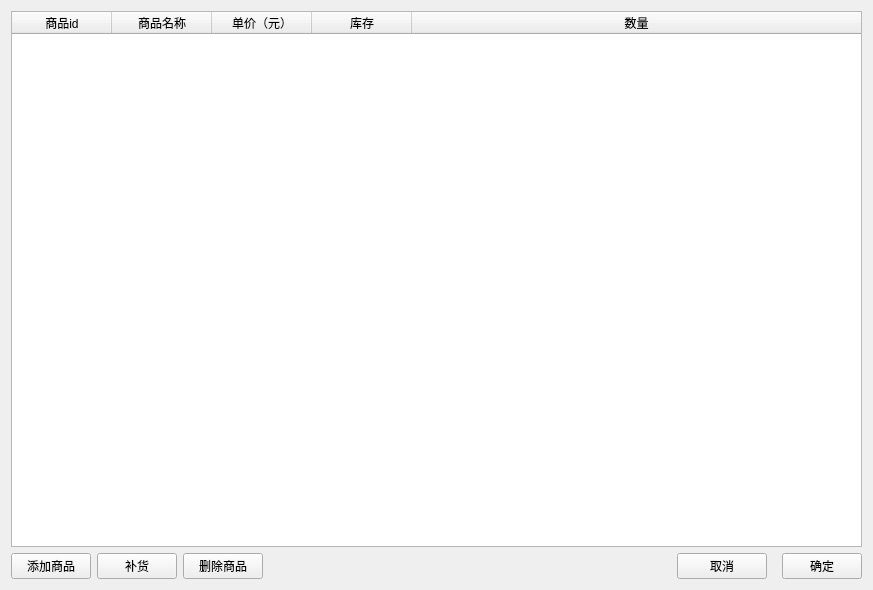
The window that qt/simulate.ui (CryingObsidian-CO/SalesSystem) describes before a commit, drawn with Qt 5.
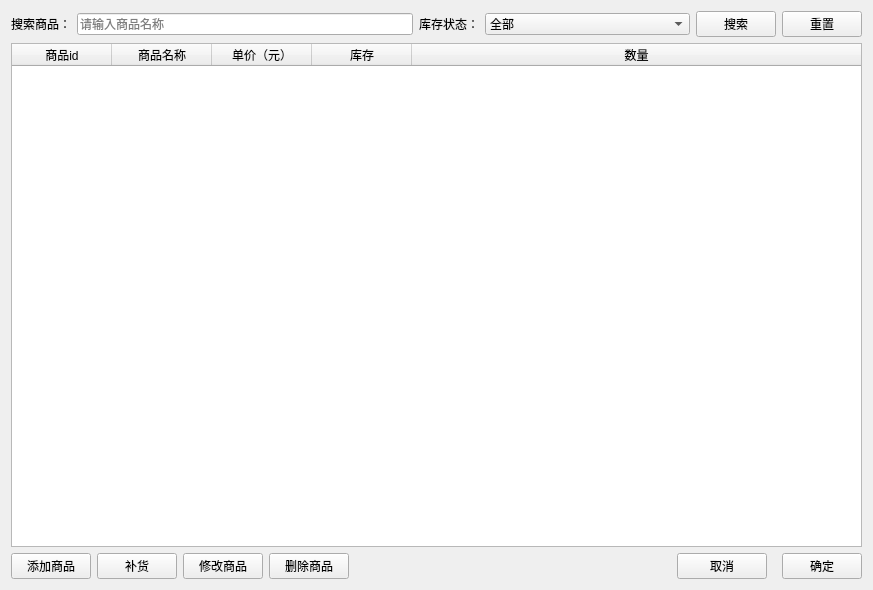
The same window after the commit.

Commit message: add edit product dialog

Diff of the .ui file:
```diff
--- a/qt/simulate.ui
+++ b/qt/simulate.ui
@@ -14,6 +14,69 @@
    <string>simulate</string>
   </property>
   <layout class="QVBoxLayout" name="verticalLayout">
+   <item>
+    <layout class="QHBoxLayout" name="searchFilterLayout">
+     <item>
+      <widget class="QLabel" name="searchLabel">
+       <property name="text">
+        <string>搜索商品：</string>
+       </property>
+      </widget>
+     </item>
+     <item>
+      <widget class="QLineEdit" name="searchEdit">
+       <property name="placeholderText">
+        <string>请输入商品名称</string>
+       </property>
+      </widget>
+     </item>
+     <item>
+      <widget class="QLabel" name="filterLabel">
+       <property name="text">
+        <string>库存状态：</string>
+       </property>
+      </widget>
+     </item>
+     <item>
+      <widget class="QComboBox" name="stockFilterComboBox">
+       <item>
+        <property name="text">
+         <string>全部</string>
+        </property>
+       </item>
+       <item>
+        <property name="text">
+         <string>低库存（≤预警阈值）</string>
+        </property>
+       </item>
+       <item>
+        <property name="text">
+         <string>正常（预警阈值+1 ~ 预警阈值*2）</string>
+        </property>
+       </item>
+       <item>
+        <property name="text">
+         <string>充足（>预警阈值*2）</string>
+        </property>
+       </item>
+      </widget>
+     </item>
+     <item>
+      <widget class="QPushButton" name="searchButton">
+       <property name="text">
+        <string>搜索</string>
+       </property>
+      </widget>
+     </item>
+     <item>
+      <widget class="QPushButton" name="resetButton">
+       <property name="text">
+        <string>重置</string>
+       </property>
+      </widget>
+     </item>
+    </layout>
+   </item>
    <item>
     <widget class="QTableWidget" name="productTable">
      <attribute name="horizontalHeaderStretchLastSection">
@@ -62,6 +125,13 @@
        </property>
       </widget>
      </item>
+     <item>
+      <widget class="QPushButton" name="editProductButton">
+       <property name="text">
+        <string>修改商品</string>
+       </property>
+      </widget>
+     </item>
      <item>
       <widget class="QPushButton" name="deleteProductButton">
        <property name="text">
```
The commit also changes 8 other files.
